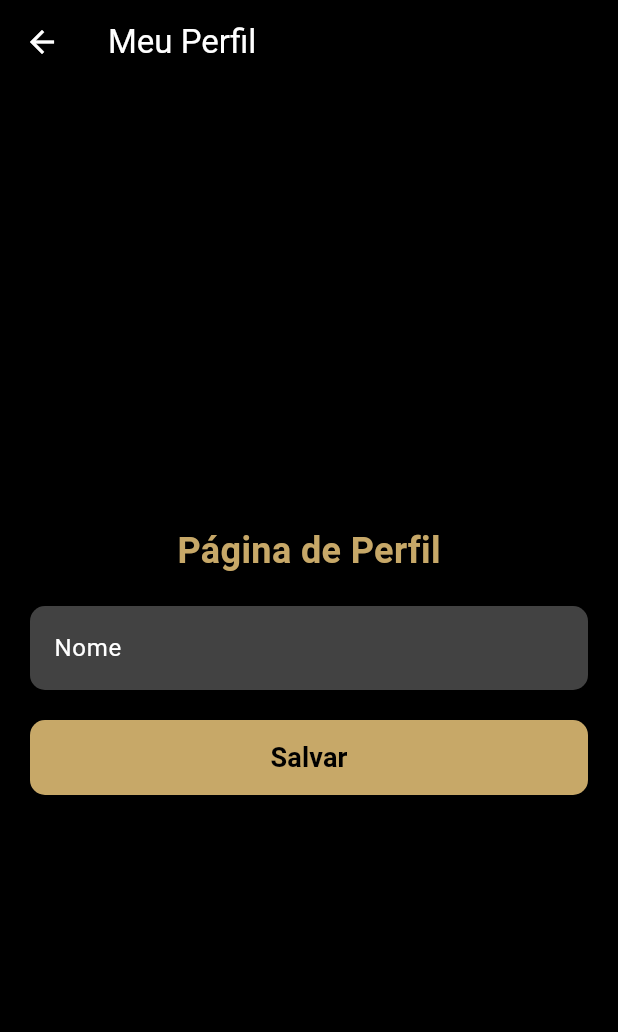
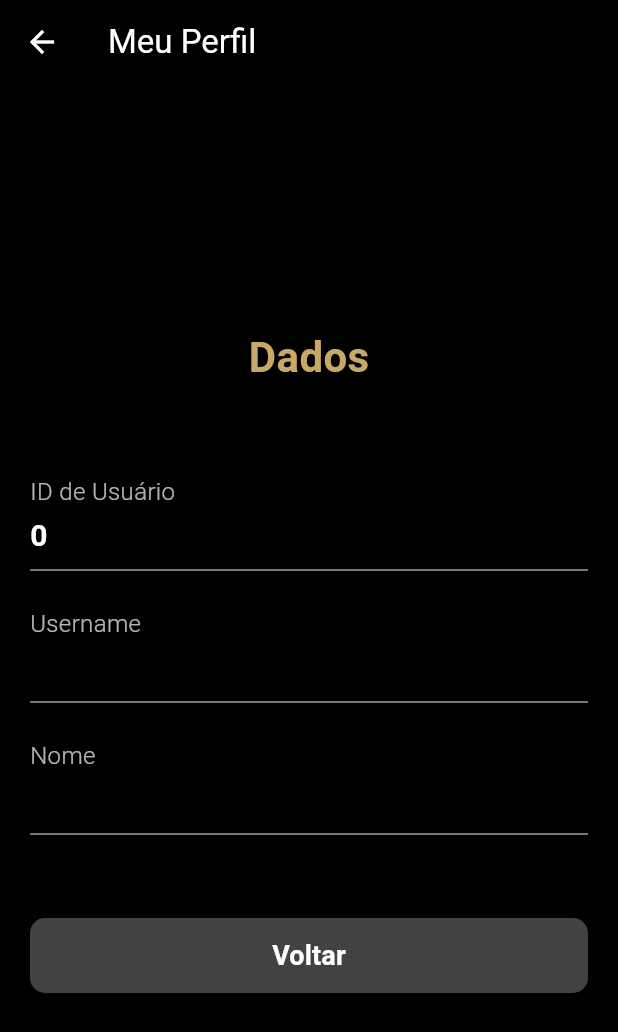
Before and after one commit to Mariohanijar/GymLion, a Flutter app: the HomePage screen opened directly, after a tap on the "person" icon, on a phone screen of 412 x 824 dp. Shown: the top 1032 px of the screen. Run offline on Flutter 3.47's test engine with Material 3 defaults, Android fonts, the phone set to English and light mode, and no system bars; our stand-ins replace shared_preferences; accounts and stored records are empty.

Commit message:
Ajustando perfil

```diff
--- a/lib/Pages/home.dart
+++ b/lib/Pages/home.dart
@@ -154,35 +154,6 @@ class _HomePageState extends State<HomePage> {
                 ),
               ),
               const SizedBox(height: 40),
-
-              // Área do Chatbot "Gym Bro"
-              const Text('Gym Bro', style: TextStyle(color: Colors.white, fontSize: 24, fontWeight: FontWeight.bold)),
-              const SizedBox(height: 16),
-              Container(
-                decoration: BoxDecoration(
-                  color: Colors.grey[900],
-                  borderRadius: BorderRadius.circular(10.0),
-                ),
-                child: TextField(
-                  controller: _chatInputController,
-                  style: const TextStyle(color: Colors.white),
-                  decoration: InputDecoration(
-                    hintText: 'Converse com o Gym Bro...',
-                    hintStyle: TextStyle(color: Colors.grey[600]),
-                    border: InputBorder.none,
-                    contentPadding: const EdgeInsets.symmetric(horizontal: 16.0, vertical: 12.0),
-                    suffixIcon: IconButton(
-                      icon: const Icon(Icons.send, color: Color(0xFFC7A868)),
-                      onPressed: () {
-                        if (_chatInputController.text.isNotEmpty) {
-                          debugPrint('Mensagem para Gym Bro: ${_chatInputController.text}');
-                          _chatInputController.clear();
-                        }
-                      },
-                    ),
-                  ),
-                ),
-              ),
             ],
           ),
         ),
--- a/lib/Pages/login_page.dart
+++ b/lib/Pages/login_page.dart
@@ -56,6 +56,7 @@ class _LoginPageState extends State<LoginPage> {
           id: data['id'],
           username: data['username'],
           email: data['email'],
+          name:data['name']
         );
 
         _navigateToMainScreen();
--- a/lib/Pages/profile_page.dart
+++ b/lib/Pages/profile_page.dart
@@ -4,8 +4,44 @@ import 'package:gym/user_session.dart';
 class ProfilePage extends StatelessWidget {
   const ProfilePage({super.key});
 
+  Widget _buildDataRow({required String label, required String value}) {
+    return Padding(
+      padding: const EdgeInsets.symmetric(vertical: 8.0),
+      child: Column(
+        crossAxisAlignment: CrossAxisAlignment.start,
+        children: [
+          Text(
+            label,
+            style: const TextStyle(
+              color: Colors.white70,
+              fontSize: 16,
+              fontWeight: FontWeight.w300,
+            ),
+          ),
+          const SizedBox(height: 4),
+          Text(
+            value,
+            style: const TextStyle(
+              color: Colors.white,
+              fontSize: 20,
+              fontWeight: FontWeight.bold,
+            ),
+          ),
+          const Divider(color: Colors.grey, height: 16),
+        ],
+      ),
+    );
+  }
+
   @override
   Widget build(BuildContext context) {
+    // Acessa os dados do usuário
+    final currentUser = SessionManager.currentUser;
+
+
+    // Formata o ID como string
+    final idDisplay = currentUser?.id.toString() ?? 'ID indisponível';
+
     return Scaffold(
       appBar: AppBar(
         title: const Text(
@@ -13,64 +49,72 @@ class ProfilePage extends StatelessWidget {
           style: TextStyle(color: Colors.white),
         ),
         backgroundColor: Colors.black,
-        iconTheme: const IconThemeData(color: Colors.white), // Cor da seta de voltar
+        iconTheme: const IconThemeData(color: Colors.white),
       ),
       backgroundColor: Colors.black,
       body: Center(
-        child: Padding(
+        child: SingleChildScrollView(
           padding: const EdgeInsets.all(20.0),
           child: Column(
             mainAxisAlignment: MainAxisAlignment.center,
+            crossAxisAlignment: CrossAxisAlignment.start,
             children: [
-              const Text(
-                'Página de Perfil',
+              const Center(
+                child: Text(
+                  'Dados',
                   style: TextStyle(
                     color: Color(0xFFC7A868),
-                  fontSize: 24,
+                    fontSize: 28,
                     fontWeight: FontWeight.bold,
                   ),
                 ),
-              const SizedBox(height: 20),
-              // Exemplo de campo de edição
-              TextField(
-                decoration: InputDecoration(
-                  labelText: 'Nome',
-                  labelStyle: const TextStyle(color: Colors.white),
-                  filled: true,
-                  fillColor: Colors.grey[800],
-                  border: OutlineInputBorder(
-                    borderRadius: BorderRadius.circular(10.0),
-                    borderSide: BorderSide.none,
               ),
+              const SizedBox(height: 50),
+
+
+
+              _buildDataRow(
+                label: 'ID de Usuário',
+                value: idDisplay,
               ),
-                style: const TextStyle(color: Colors.white),
-                controller: TextEditingController(text:  SessionManager.currentUser?.username ?? 'Usuário',), // Valor inicial
+
+              _buildDataRow(
+                label: 'Username',
+                value: currentUser?.username ?? 'Não disponível',
               ),
-              const SizedBox(height: 20),
-              ElevatedButton(
+
+              _buildDataRow(
+                label: 'Nome',
+                value: currentUser?.name ?? 'Não disponível',
+              ),
+
+
+              const SizedBox(height: 40),
+
+
+              Center(
+                child: ElevatedButton(
                   onPressed: () {
-                  // Lógica para salvar as alterações
-                  ScaffoldMessenger.of(context).showSnackBar(
-                    const SnackBar(content: Text('Perfil atualizado!')),
-                  );
+
+                    Navigator.of(context).pop();
                   },
                   style: ElevatedButton.styleFrom(
-                  backgroundColor: const Color(0xFFC7A868),
+                    backgroundColor: Colors.grey[800],
                     minimumSize: const Size(double.infinity, 50),
                     shape: RoundedRectangleBorder(
                       borderRadius: BorderRadius.circular(10.0),
                     ),
                   ),
                   child: const Text(
-                  'Salvar',
+                    'Voltar',
                     style: TextStyle(
-                    color: Colors.black,
+                      color: Colors.white,
                       fontSize: 18,
                       fontWeight: FontWeight.bold,
                     ),
                   ),
                 ),
-              // Adicionar mais campos como e-mail, altura, peso, etc.
+              ),
             ],
           ),
         ),
--- a/lib/Pages/register_page.dart
+++ b/lib/Pages/register_page.dart
@@ -132,7 +132,7 @@ class _RegisterPageState extends State<RegisterPage> {
     );
   }
 
-  // Funções Auxiliares de Validação
+
 
   String? _validateRequired(String? value) {
     if (value == null || value.trim().isEmpty) {
@@ -143,7 +143,6 @@ class _RegisterPageState extends State<RegisterPage> {
 
   String? _validateEmail(String? value) {
     if (_validateRequired(value) != null) return 'E-mail é obrigatório';
-    // Regex simples para validação de e-mail
     if (!RegExp(r'^[\w-\.]+@([\w-]+\.)+[\w-]{2,4}$').hasMatch(value!)) {
       return 'E-mail inválido';
     }
@@ -164,8 +163,6 @@ class _RegisterPageState extends State<RegisterPage> {
     return null;
   }
 
-
-  // Widget para criar TextFields padronizados
   Widget _buildTextField(
     TextEditingController controller,
     String label,
--- a/lib/Pages/training_selection_page.dart
+++ b/lib/Pages/training_selection_page.dart
@@ -1,5 +1,3 @@
-// lib/pages/training_selection_page.dart
-
 import 'package:flutter/material.dart';
 import 'exercise_options_page.dart';
 
--- a/lib/user_session.dart
+++ b/lib/user_session.dart
@@ -3,11 +3,13 @@ class UserSession {
   final int id;
   final String username;
   final String email;
+  final String name;
 
   UserSession({
     required this.id,
     required this.username,
     required this.email,
+    required this.name,
   });
 
   factory UserSession.fromJson(Map<String, dynamic> json) {
@@ -15,6 +17,7 @@ class UserSession {
       id: json['id'],
       username: json['username'],
       email: json['email'],
+      name:json['name'],
     );
   }
 }
```
Also changed, not shown: lib/Pages/chatbot_page.dart (+71 -3 lines), lib/Pages/training_manager.dart (+3 -8 lines), lib/Pages/workout_execution_page.dart (+2 -6 lines). Lines whose indentation alone changed are shown as unchanged.
